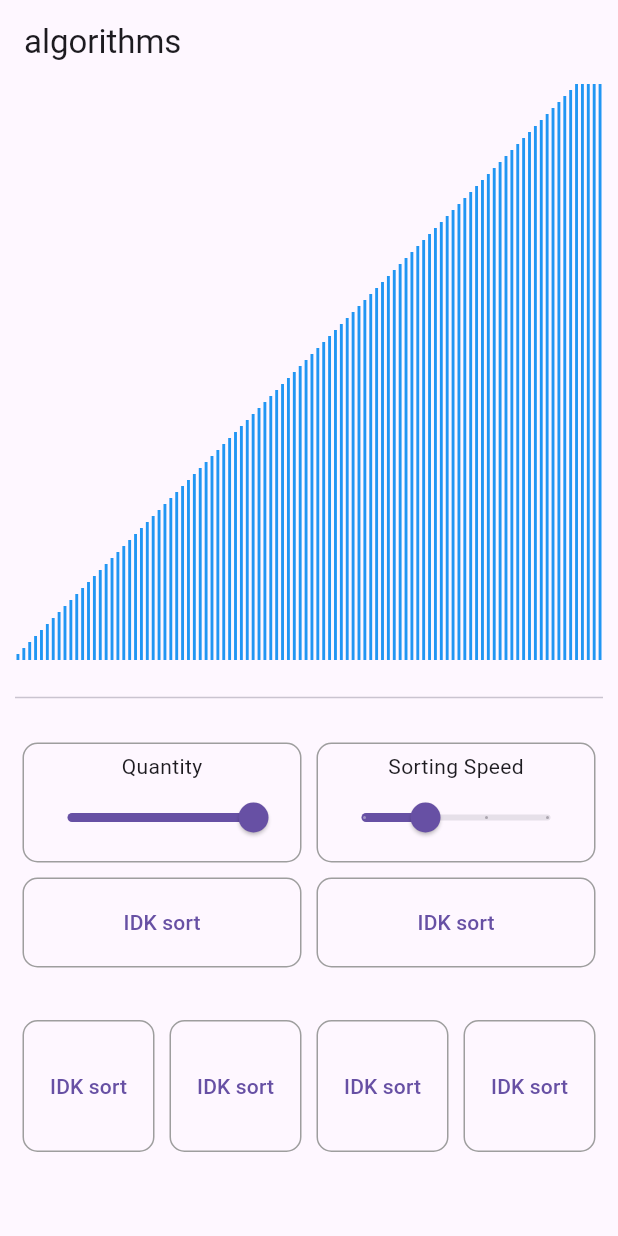
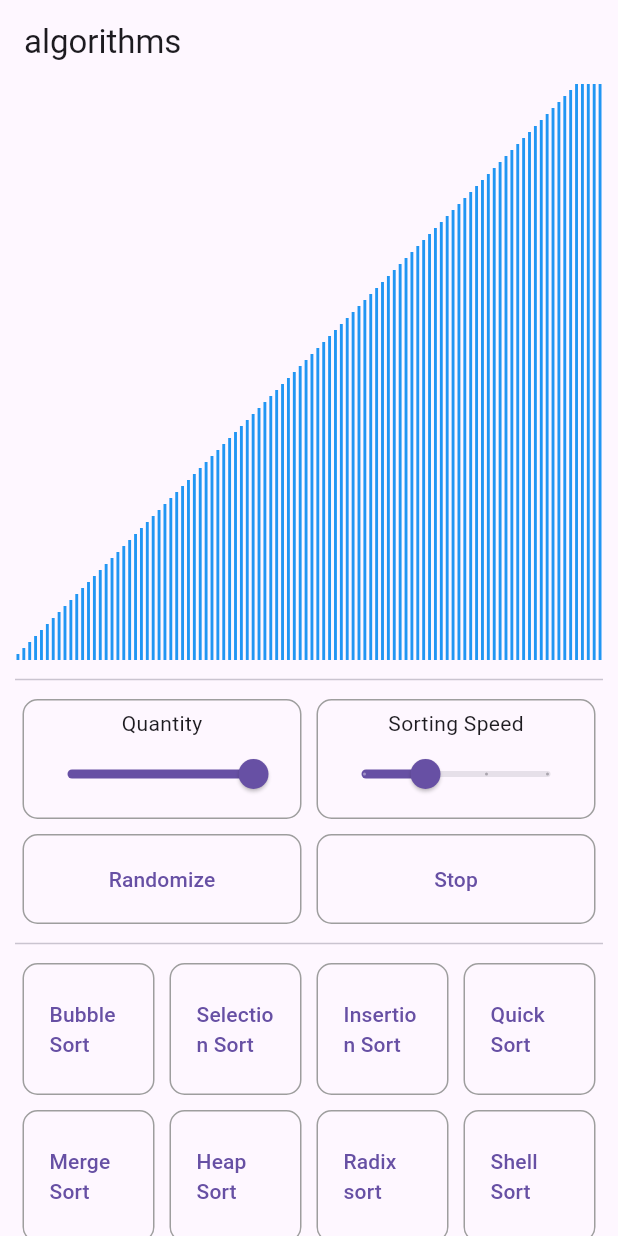
Before and after one commit to lucas-marianno/flutter_algorithm_visualizer, a Flutter app: the screen it shows after launch, on a phone screen of 412 x 824 dp. Run offline on Flutter 3.47's test engine with Material 3 defaults, Android fonts, the phone set to English and light mode, and no system bars.

Commit message:
last commit before branching

```diff
--- a/lib/main.dart
+++ b/lib/main.dart
@@ -94,7 +94,8 @@ class _HomePageState extends State<HomePage> {
               child: Column(
                 crossAxisAlignment: CrossAxisAlignment.stretch,
                 children: [
-                  const Divider(height: 50),
+                  const SizedBox(height: 5),
+                  const Divider(),
                   Row(
                     mainAxisAlignment: MainAxisAlignment.spaceAround,
                     children: [
@@ -134,7 +135,7 @@ class _HomePageState extends State<HomePage> {
                       MyButton(title: 'Stop', onTap: stop),
                     ],
                   ),
-                  const SizedBox(height: 25),
+                  const Divider(),
                   Expanded(
                     child: GridView.count(
                       crossAxisCount: 4,
@@ -147,6 +148,27 @@ class _HomePageState extends State<HomePage> {
                           },
                         ),
                         MyButton(
+                          title: 'Selection Sort',
+                          onTap: () {
+                            stopSort = false;
+                            //TODO:
+                          },
+                        ),
+                        MyButton(
+                          title: 'Insertion Sort',
+                          onTap: () {
+                            stopSort = false;
+                            //TODO:
+                          },
+                        ),
+                        MyButton(
+                          title: 'Quick Sort',
+                          onTap: () {
+                            stopSort = false;
+                            //TODO:
+                          },
+                        ),
+                        MyButton(
                           title: 'Merge Sort',
                           onTap: () {
                             stopSort = false;
@@ -154,14 +176,49 @@ class _HomePageState extends State<HomePage> {
                           },
                         ),
                         MyButton(
-                          title: 'Pogo Sort',
+                          title: 'Heap Sort',
                           onTap: () {
                             stopSort = false;
                             //TODO:
                           },
                         ),
                         MyButton(
-                          title: 'IDK Sort',
+                          title: 'Radix sort',
+                          onTap: () {
+                            stopSort = false;
+                            //TODO:
+                          },
+                        ),
+                        MyButton(
+                          title: 'Shell Sort',
+                          onTap: () {
+                            stopSort = false;
+                            //TODO:
+                          },
+                        ),
+                        MyButton(
+                          title: 'Cocktail shaker Sort',
+                          onTap: () {
+                            stopSort = false;
+                            //TODO:
+                          },
+                        ),
+                        MyButton(
+                          title: 'Gnome Sort',
+                          onTap: () {
+                            stopSort = false;
+                            //TODO:
+                          },
+                        ),
+                        MyButton(
+                          title: 'Bitonic Sort',
+                          onTap: () {
+                            stopSort = false;
+                            //TODO:
+                          },
+                        ),
+                        MyButton(
+                          title: 'Bogo Sort',
                           onTap: () {
                             stopSort = false;
                             //TODO:
--- a/lib/widgets/buttom.dart
+++ b/lib/widgets/buttom.dart
@@ -11,7 +11,7 @@ class MyButton extends StatelessWidget {
     return MyBordedContainer(
       child: TextButton(
         onPressed: onTap,
-        child: const Text('IDK sort'),
+        child: Text(title),
       ),
     );
   }
```
